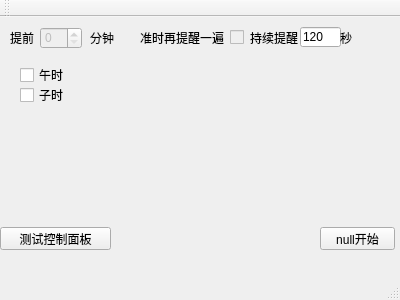
kpvt001/WuXiaGameAssist_PreVersion0_1, file TimeClockLite/mainwindow.ui: the form before one commit.
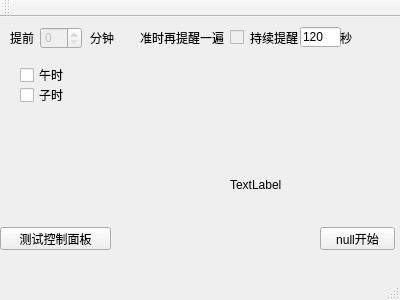
The form after the commit.

```diff
--- a/TimeClockLite/mainwindow.ui
+++ b/TimeClockLite/mainwindow.ui
@@ -185,6 +185,19 @@
      <string>测试控制面板</string>
     </property>
    </widget>
+   <widget class="QLabel" name="versionStringLabel">
+    <property name="geometry">
+     <rect>
+      <x>230</x>
+      <y>160</y>
+      <width>141</width>
+      <height>16</height>
+     </rect>
+    </property>
+    <property name="text">
+     <string>TextLabel</string>
+    </property>
+   </widget>
   </widget>
   <widget class="QMenuBar" name="menuBar">
    <property name="geometry">
```
